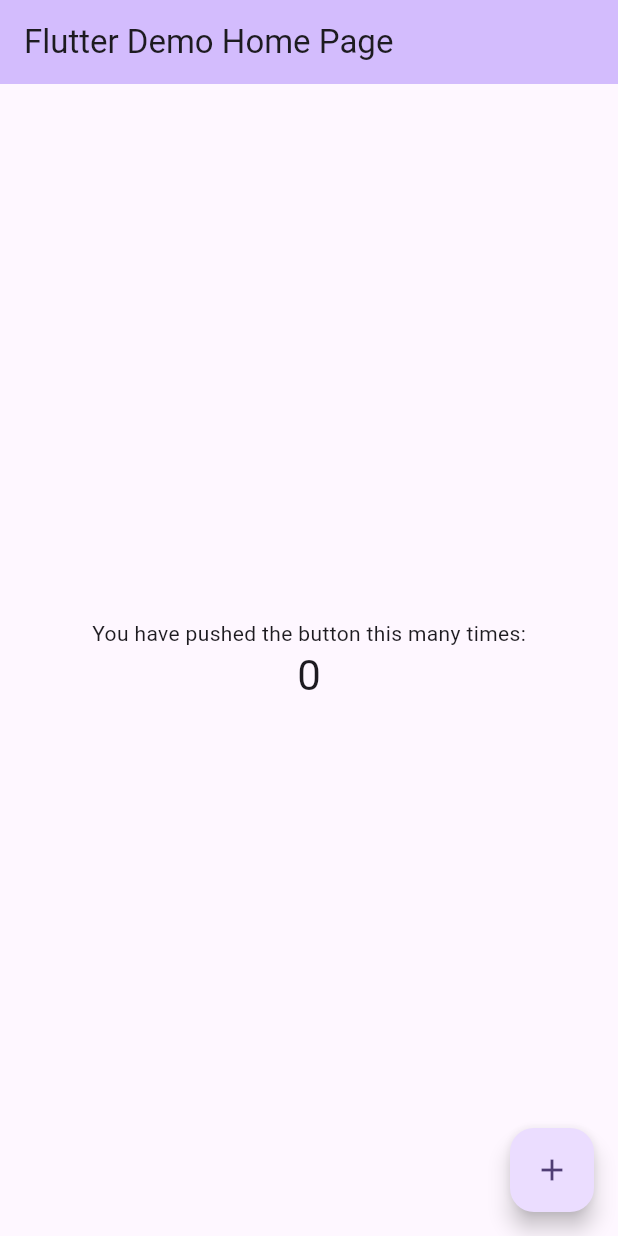
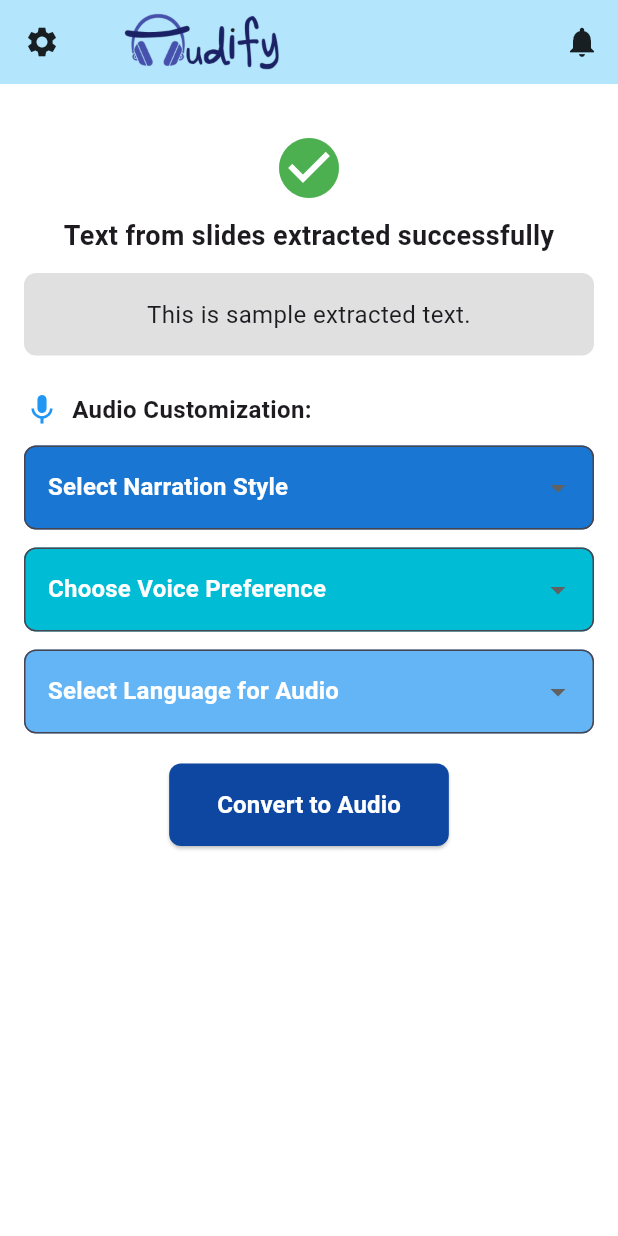
Before and after one commit to carolflz/Audify_fyp, a Flutter app: the screen it shows after launch, on a phone screen of 412 x 824 dp. Run offline on Flutter 3.47's test engine with Material 3 defaults, Android fonts, the light colour scheme and no system bars.

Commit message:
basic ui development

```diff
--- a/lib/main.dart
+++ b/lib/main.dart
@@ -1,122 +1,144 @@
+// import 'package:flutter/material.dart';
+
+// void main() {
+//   runApp(const MyApp());
+// }
+
+// class MyApp extends StatelessWidget {
+//   const MyApp({super.key});
+
+//   // This widget is the root of your application.
+//   @override
+//   Widget build(BuildContext context) {
+//     return MaterialApp(
+//       title: 'Flutter Demo',
+//       theme: ThemeData(
+//         // This is the theme of your application.
+//         //
+//         // TRY THIS: Try running your application with "flutter run". You'll see
+//         // the application has a purple toolbar. Then, without quitting the app,
+//         // try changing the seedColor in the colorScheme below to Colors.green
+//         // and then invoke "hot reload" (save your changes or press the "hot
+//         // reload" button in a Flutter-supported IDE, or press "r" if you used
+//         // the command line to start the app).
+//         //
+//         // Notice that the counter didn't reset back to zero; the application
+//         // state is not lost during the reload. To reset the state, use hot
+//         // restart instead.
+//         //
+//         // This works for code too, not just values: Most code changes can be
+//         // tested with just a hot reload.
+//         colorScheme: ColorScheme.fromSeed(seedColor: Colors.deepPurple),
+//       ),
+//       home: const MyHomePage(title: 'Flutter Demo Home Page'),
+//     );
+//   }
+// }
+
+// class MyHomePage extends StatefulWidget {
+//   const MyHomePage({super.key, required this.title});
+
+//   // This widget is the home page of your application. It is stateful, meaning
+//   // that it has a State object (defined below) that contains fields that affect
+//   // how it looks.
+
+//   // This class is the configuration for the state. It holds the values (in this
+//   // case the title) provided by the parent (in this case the App widget) and
+//   // used by the build method of the State. Fields in a Widget subclass are
+//   // always marked "final".
+
+//   final String title;
+
+//   @override
+//   State<MyHomePage> createState() => _MyHomePageState();
+// }
+
+// class _MyHomePageState extends State<MyHomePage> {
+//   int _counter = 0;
+
+//   void _incrementCounter() {
+//     setState(() {
+//       // This call to setState tells the Flutter framework that something has
+//       // changed in this State, which causes it to rerun the build method below
+//       // so that the display can reflect the updated values. If we changed
+//       // _counter without calling setState(), then the build method would not be
+//       // called again, and so nothing would appear to happen.
+//       _counter++;
+//     });
+//   }
+
+//   @override
+//   Widget build(BuildContext context) {
+//     // This method is rerun every time setState is called, for instance as done
+//     // by the _incrementCounter method above.
+//     //
+//     // The Flutter framework has been optimized to make rerunning build methods
+//     // fast, so that you can just rebuild anything that needs updating rather
+//     // than having to individually change instances of widgets.
+//     return Scaffold(
+//       appBar: AppBar(
+//         // TRY THIS: Try changing the color here to a specific color (to
+//         // Colors.amber, perhaps?) and trigger a hot reload to see the AppBar
+//         // change color while the other colors stay the same.
+//         backgroundColor: Theme.of(context).colorScheme.inversePrimary,
+//         // Here we take the value from the MyHomePage object that was created by
+//         // the App.build method, and use it to set our appbar title.
+//         title: Text(widget.title),
+//       ),
+//       body: Center(
+//         // Center is a layout widget. It takes a single child and positions it
+//         // in the middle of the parent.
+//         child: Column(
+//           // Column is also a layout widget. It takes a list of children and
+//           // arranges them vertically. By default, it sizes itself to fit its
+//           // children horizontally, and tries to be as tall as its parent.
+//           //
+//           // Column has various properties to control how it sizes itself and
+//           // how it positions its children. Here we use mainAxisAlignment to
+//           // center the children vertically; the main axis here is the vertical
+//           // axis because Columns are vertical (the cross axis would be
+//           // horizontal).
+//           //
+//           // TRY THIS: Invoke "debug painting" (choose the "Toggle Debug Paint"
+//           // action in the IDE, or press "p" in the console), to see the
+//           // wireframe for each widget.
+//           mainAxisAlignment: MainAxisAlignment.center,
+//           children: <Widget>[
+//             const Text('You have pushed the button this many times:'),
+//             Text(
+//               '$_counter',
+//               style: Theme.of(context).textTheme.headlineMedium,
+//             ),
+//           ],
+//         ),
+//       ),
+//       floatingActionButton: FloatingActionButton(
+//         onPressed: _incrementCounter,
+//         tooltip: 'Increment',
+//         child: const Icon(Icons.add),
+//       ), // This trailing comma makes auto-formatting nicer for build methods.
+//     );
+//   }
+// }
 import 'package:flutter/material.dart';
+import 'user_customization.dart'; // Ensure this file exists and is correctly imported
 
 void main() {
-  runApp(const MyApp());
+  runApp(const MyApp()); // Marked as `const`
 }
 
 class MyApp extends StatelessWidget {
-  const MyApp({super.key});
+  const MyApp({super.key}); // Using super parameter
 
-  // This widget is the root of your application.
   @override
   Widget build(BuildContext context) {
     return MaterialApp(
-      title: 'Flutter Demo',
+      debugShowCheckedModeBanner: false,
+      title: 'Audify',
       theme: ThemeData(
-        // This is the theme of your application.
-        //
-        // TRY THIS: Try running your application with "flutter run". You'll see
-        // the application has a purple toolbar. Then, without quitting the app,
-        // try changing the seedColor in the colorScheme below to Colors.green
-        // and then invoke "hot reload" (save your changes or press the "hot
-        // reload" button in a Flutter-supported IDE, or press "r" if you used
-        // the command line to start the app).
-        //
-        // Notice that the counter didn't reset back to zero; the application
-        // state is not lost during the reload. To reset the state, use hot
-        // restart instead.
-        //
-        // This works for code too, not just values: Most code changes can be
-        // tested with just a hot reload.
-        colorScheme: ColorScheme.fromSeed(seedColor: Colors.deepPurple),
+        primarySwatch: Colors.blue,
       ),
-      home: const MyHomePage(title: 'Flutter Demo Home Page'),
+      home: UserCustomizationScreen(), // Removed `const`
     );
   }
 }
-
-class MyHomePage extends StatefulWidget {
-  const MyHomePage({super.key, required this.title});
-
-  // This widget is the home page of your application. It is stateful, meaning
-  // that it has a State object (defined below) that contains fields that affect
-  // how it looks.
-
-  // This class is the configuration for the state. It holds the values (in this
-  // case the title) provided by the parent (in this case the App widget) and
-  // used by the build method of the State. Fields in a Widget subclass are
-  // always marked "final".
-
-  final String title;
-
-  @override
-  State<MyHomePage> createState() => _MyHomePageState();
-}
-
-class _MyHomePageState extends State<MyHomePage> {
-  int _counter = 0;
-
-  void _incrementCounter() {
-    setState(() {
-      // This call to setState tells the Flutter framework that something has
-      // changed in this State, which causes it to rerun the build method below
-      // so that the display can reflect the updated values. If we changed
-      // _counter without calling setState(), then the build method would not be
-      // called again, and so nothing would appear to happen.
-      _counter++;
-    });
-  }
-
-  @override
-  Widget build(BuildContext context) {
-    // This method is rerun every time setState is called, for instance as done
-    // by the _incrementCounter method above.
-    //
-    // The Flutter framework has been optimized to make rerunning build methods
-    // fast, so that you can just rebuild anything that needs updating rather
-    // than having to individually change instances of widgets.
-    return Scaffold(
-      appBar: AppBar(
-        // TRY THIS: Try changing the color here to a specific color (to
-        // Colors.amber, perhaps?) and trigger a hot reload to see the AppBar
-        // change color while the other colors stay the same.
-        backgroundColor: Theme.of(context).colorScheme.inversePrimary,
-        // Here we take the value from the MyHomePage object that was created by
-        // the App.build method, and use it to set our appbar title.
-        title: Text(widget.title),
-      ),
-      body: Center(
-        // Center is a layout widget. It takes a single child and positions it
-        // in the middle of the parent.
-        child: Column(
-          // Column is also a layout widget. It takes a list of children and
-          // arranges them vertically. By default, it sizes itself to fit its
-          // children horizontally, and tries to be as tall as its parent.
-          //
-          // Column has various properties to control how it sizes itself and
-          // how it positions its children. Here we use mainAxisAlignment to
-          // center the children vertically; the main axis here is the vertical
-          // axis because Columns are vertical (the cross axis would be
-          // horizontal).
-          //
-          // TRY THIS: Invoke "debug painting" (choose the "Toggle Debug Paint"
-          // action in the IDE, or press "p" in the console), to see the
-          // wireframe for each widget.
-          mainAxisAlignment: MainAxisAlignment.center,
-          children: <Widget>[
-            const Text('You have pushed the button this many times:'),
-            Text(
-              '$_counter',
-              style: Theme.of(context).textTheme.headlineMedium,
-            ),
-          ],
-        ),
-      ),
-      floatingActionButton: FloatingActionButton(
-        onPressed: _incrementCounter,
-        tooltip: 'Increment',
-        child: const Icon(Icons.add),
-      ), // This trailing comma makes auto-formatting nicer for build methods.
-    );
-  }
-}
--- /dev/null
+++ b/lib/user_customization.dart
@@ -0,0 +1,168 @@
+import 'package:flutter/material.dart';
+
+class UserCustomizationScreen extends StatelessWidget {
+  const UserCustomizationScreen({super.key}); // Added `key` as a named parameter
+
+  @override
+  Widget build(BuildContext context) {
+    return Scaffold(
+      backgroundColor: Colors.white,
+      appBar: AppBar(
+        backgroundColor: Colors.lightBlue[100],
+        elevation: 0,
+        leading: IconButton(
+          icon: const Icon(Icons.settings, color: Colors.black87),
+          onPressed: () {},
+        ),
+        actions: [
+          IconButton(
+            icon: const Icon(Icons.notifications, color: Colors.black87),
+            onPressed: () {},
+          ),
+        ],
+        title: Row(
+          mainAxisAlignment: MainAxisAlignment.center,
+          mainAxisSize: MainAxisSize.min,
+          children: [
+            const SizedBox(width: 10),
+            Image.asset(
+              'assets/images/audify_logo.png', // ✅ Make sure this exists
+              height: 40,
+              errorBuilder: (context, error, stackTrace) => const Icon(Icons.error, color: Colors.red),
+            ),
+          ],
+        ),
+      ),
+      body: SingleChildScrollView(
+        padding: const EdgeInsets.all(16.0),
+        child: Column(
+          crossAxisAlignment: CrossAxisAlignment.center,
+          children: [
+            const SizedBox(height: 16),
+            const Icon(Icons.check_circle, color: Colors.green, size: 48),
+            const SizedBox(height: 8),
+            const Text(
+              'Text from slides extracted successfully',
+              style: TextStyle(fontSize: 18, fontWeight: FontWeight.bold),
+            ),
+            const SizedBox(height: 12),
+            Container(
+              width: double.infinity,
+              padding: const EdgeInsets.all(16),
+              decoration: BoxDecoration(
+                color: Colors.grey[300],
+                borderRadius: BorderRadius.circular(8),
+              ),
+              child: const Text(
+                'This is sample extracted text.', // ✅ Ensure this dynamically updates later
+                style: TextStyle(fontSize: 16),
+                textAlign: TextAlign.center,
+              ),
+            ),
+            const SizedBox(height: 24),
+            Row(
+              children: const [
+                Icon(Icons.mic, color: Colors.blue),
+                SizedBox(width: 8),
+                Text(
+                  'Audio Customization:',
+                  style: TextStyle(fontSize: 16, fontWeight: FontWeight.bold),
+                ),
+              ],
+            ),
+            const SizedBox(height: 12),
+
+            // ✅ Narration Style Dropdown
+            DropdownButtonFormField<String>(
+              decoration: InputDecoration(
+                filled: true,
+                fillColor: Colors.blue[700],
+                border: OutlineInputBorder(
+                  borderRadius: BorderRadius.circular(8),
+                ),
+              ),
+              dropdownColor: Colors.blue[700],
+              value: null,
+              hint: const Text(
+                'Select Narration Style',
+                style: TextStyle(color: Colors.white, fontWeight: FontWeight.bold),
+              ),
+              items: const [
+                DropdownMenuItem(value: 'formal', child: Text('Formal Lecture', style: TextStyle(color: Colors.white))),
+                DropdownMenuItem(value: 'ted', child: Text('TED Talk Style', style: TextStyle(color: Colors.white))),
+                DropdownMenuItem(value: 'casual', child: Text('Casual', style: TextStyle(color: Colors.white))),
+              ],
+              onChanged: (value) {},
+            ),
+            const SizedBox(height: 12),
+
+            // ✅ Voice Preference Dropdown
+            DropdownButtonFormField<String>(
+              decoration: InputDecoration(
+                filled: true,
+                fillColor: Colors.cyan[500],
+                border: OutlineInputBorder(
+                  borderRadius: BorderRadius.circular(8),
+                ),
+              ),
+              dropdownColor: Colors.cyan[500],
+              value: null,
+              hint: const Text(
+                'Choose Voice Preference',
+                style: TextStyle(color: Colors.white, fontWeight: FontWeight.bold),
+              ),
+              items: const [
+                DropdownMenuItem(value: 'male', child: Text('Male Voice', style: TextStyle(color: Colors.white))),
+                DropdownMenuItem(value: 'female', child: Text('Female Voice', style: TextStyle(color: Colors.white))),
+              ],
+              onChanged: (value) {},
+            ),
+            const SizedBox(height: 12),
+
+            // ✅ Language Selection Dropdown
+            DropdownButtonFormField<String>(
+              decoration: InputDecoration(
+                filled: true,
+                fillColor: Colors.blue[300],
+                border: OutlineInputBorder(
+                  borderRadius: BorderRadius.circular(8),
+                ),
+              ),
+              dropdownColor: Colors.blue[300],
+              value: null,
+              hint: const Text(
+                'Select Language for Audio',
+                style: TextStyle(color: Colors.white, fontWeight: FontWeight.bold),
+              ),
+              items: const [
+                DropdownMenuItem(value: 'en', child: Text('English', style: TextStyle(color: Colors.white))),
+                DropdownMenuItem(value: 'zh', child: Text('Chinese', style: TextStyle(color: Colors.white))),
+                DropdownMenuItem(value: 'ms', child: Text('Malay', style: TextStyle(color: Colors.white))),
+              ],
+              onChanged: (value) {},
+            ),
+            const SizedBox(height: 20),
+
+            // ✅ Convert to Audio Button
+            ElevatedButton(
+              style: ElevatedButton.styleFrom(
+                backgroundColor: Colors.blue[900],
+                padding: const EdgeInsets.symmetric(vertical: 16, horizontal: 32),
+                shape: RoundedRectangleBorder(
+                  borderRadius: BorderRadius.circular(8),
+                ),
+              ),
+              onPressed: () {
+                // Implement your action here
+              },
+              child: const Text(
+                'Convert to Audio',
+                style: TextStyle(color: Colors.white, fontSize: 16, fontWeight: FontWeight.bold),
+              ),
+            ),
+          ],
+        ),
+      ),
+    );
+  }
+}
```
Also changed, not shown: pubspec.yaml (+6 -66 lines), assets/images/audify_logo.png (added), assets/images/audio_icon.png (added), assets/images/green_tick.png (added), assets/images/upload icon.png (added), 1 other file.
